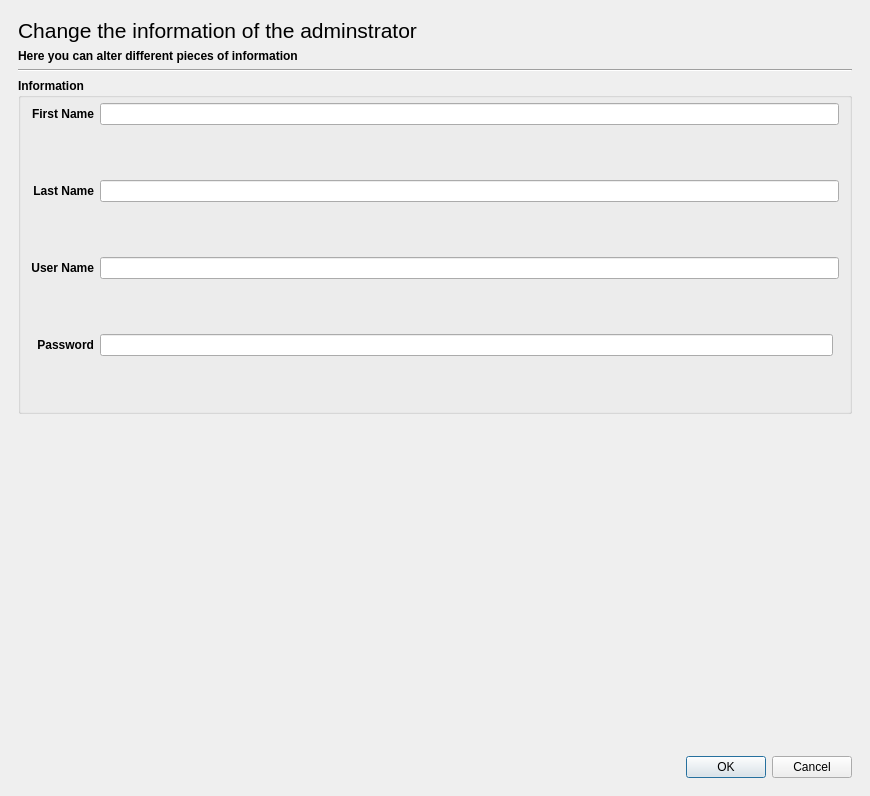
First picture: the form in ui/windows/adminwindow.ui, repository amirmohsen1384/mockingbird, before the edit.
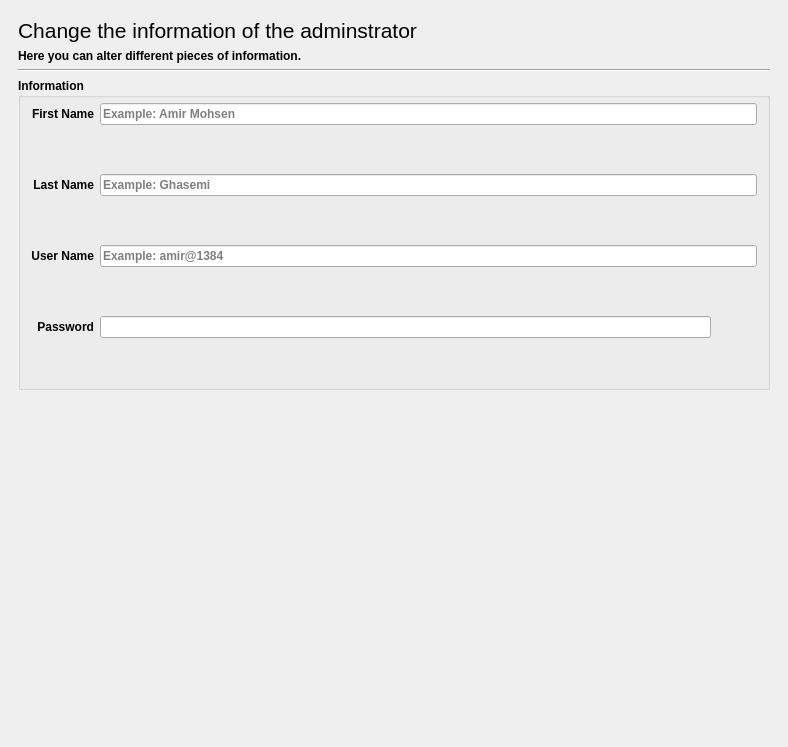
Second picture: the form after the edit. The open tabs and pages were chosen to show the change. Icons and pictures are not drawn.

Commit message: Completed the UI of the admin window

```diff
--- a/ui/windows/adminwindow.ui
+++ b/ui/windows/adminwindow.ui
@@ -6,8 +6,8 @@
    <rect>
     <x>0</x>
     <y>0</y>
-    <width>870</width>
-    <height>796</height>
+    <width>788</width>
+    <height>747</height>
    </rect>
   </property>
   <property name="windowTitle">
@@ -188,11 +188,17 @@
        </layout>
       </widget>
       <widget class="QWidget" name="informationPage">
-       <layout class="QVBoxLayout" name="verticalLayout_2">
-        <item>
-         <layout class="QVBoxLayout" name="informationTitleLayout">
-          <item>
+       <layout class="QGridLayout" name="gridLayout">
+        <item row="1" column="0" colspan="3">
+         <layout class="QGridLayout" name="descriptionLayout">
+          <item row="0" column="0" rowspan="2">
            <widget class="QLabel" name="mainTitle">
+            <property name="sizePolicy">
+             <sizepolicy hsizetype="MinimumExpanding" vsizetype="Fixed">
+              <horstretch>0</horstretch>
+              <verstretch>0</verstretch>
+             </sizepolicy>
+            </property>
             <property name="font">
              <font>
               <pointsize>16</pointsize>
@@ -204,8 +210,14 @@
             </property>
            </widget>
           </item>
-          <item>
+          <item row="2" column="0">
            <widget class="QLabel" name="subtitle">
+            <property name="sizePolicy">
+             <sizepolicy hsizetype="MinimumExpanding" vsizetype="Fixed">
+              <horstretch>0</horstretch>
+              <verstretch>0</verstretch>
+             </sizepolicy>
+            </property>
             <property name="font">
              <font>
               <pointsize>9</pointsize>
@@ -213,20 +225,66 @@
              </font>
             </property>
             <property name="text">
-             <string>Here you can alter different pieces of information</string>
+             <string>Here you can alter different pieces of information.</string>
+            </property>
+           </widget>
+          </item>
+          <item row="0" column="1" rowspan="3">
+           <widget class="QPushButton" name="cancelButton">
+            <property name="toolTip">
+             <string>Go Back</string>
+            </property>
+            <property name="text">
+             <string/>
+            </property>
+            <property name="icon">
+             <iconset resource="../../resources.qrc">
+              <normaloff>:/images/windows/back.png</normaloff>:/images/windows/back.png</iconset>
+            </property>
+            <property name="iconSize">
+             <size>
+              <width>48</width>
+              <height>48</height>
+             </size>
+            </property>
+            <property name="flat">
+             <bool>true</bool>
             </property>
            </widget>
           </item>
          </layout>
         </item>
-        <item>
+        <item row="2" column="0" colspan="3">
          <widget class="Line" name="infoSeparator">
           <property name="orientation">
            <enum>Qt::Orientation::Horizontal</enum>
           </property>
          </widget>
         </item>
-        <item>
+        <item row="5" column="1">
+         <widget class="QPushButton" name="checkButton">
+          <property name="toolTip">
+           <string>Accept</string>
+          </property>
+          <property name="text">
+           <string/>
+          </property>
+          <property name="icon">
+           <iconset resource="../../resources.qrc">
+            <normaloff>:/images/windows/check.png</normaloff>:/images/windows/check.png</iconset>
+          </property>
+          <property name="iconSize">
+           <size>
+            <width>48</width>
+            <height>48</height>
+           </size>
+          </property>
+          <property name="flat">
+           <bool>true</bool>
+          </property>
+         </widget>
+        </item>
+        <item row="3" column="0" colspan="3">
          <widget class="QGroupBox" name="informationLayout">
           <property name="sizePolicy">
            <sizepolicy hsizetype="MinimumExpanding" vsizetype="MinimumExpanding">
@@ -279,6 +337,9 @@
                <verstretch>0</verstretch>
               </sizepolicy>
              </property>
+             <property name="placeholderText">
+              <string>Example: Amir Mohsen</string>
+             </property>
              <property name="clearButtonEnabled">
               <bool>true</bool>
              </property>
@@ -308,6 +369,9 @@
                <verstretch>0</verstretch>
               </sizepolicy>
              </property>
+             <property name="placeholderText">
+              <string>Example: Ghasemi</string>
+             </property>
              <property name="clearButtonEnabled">
               <bool>true</bool>
              </property>
@@ -321,6 +385,9 @@
                <verstretch>0</verstretch>
               </sizepolicy>
              </property>
+             <property name="placeholderText">
+              <string>Example: amir@1384</string>
+             </property>
              <property name="clearButtonEnabled">
               <bool>true</bool>
              </property>
@@ -430,19 +497,74 @@
                <verstretch>0</verstretch>
               </sizepolicy>
              </property>
+             <property name="echoMode">
+              <enum>QLineEdit::EchoMode::Password</enum>
+             </property>
              <property name="clearButtonEnabled">
               <bool>true</bool>
              </property>
             </widget>
            </item>
+           <item row="6" column="2">
+            <widget class="QPushButton" name="showPasswordButton">
+             <property name="toolTip">
+              <string>Show Password</string>
+             </property>
+             <property name="text">
+              <string/>
+             </property>
+             <property name="icon">
+              <iconset resource="../../resources.qrc">
+               <normaloff>:/images/windows/show-password.png</normaloff>:/images/windows/show-password.png</iconset>
+             </property>
+             <property name="iconSize">
+              <size>
+               <width>32</width>
+               <height>32</height>
+              </size>
+             </property>
+             <property name="flat">
+              <bool>true</bool>
+             </property>
+            </widget>
+           </item>
           </layout>
          </widget>
         </item>
-        <item>
-         <spacer name="spacer">
+        <item row="5" column="2">
+         <spacer name="checkRightSpacer">
+          <property name="orientation">
+           <enum>Qt::Orientation::Horizontal</enum>
+          </property>
+          <property name="sizeHint" stdset="0">
+           <size>
+            <width>40</width>
+            <height>20</height>
+           </size>
+          </property>
+         </spacer>
+        </item>
+        <item row="5" column="0">
+         <spacer name="checkLeftSpacer">
+          <property name="orientation">
+           <enum>Qt::Orientation::Horizontal</enum>
+          </property>
+          <property name="sizeHint" stdset="0">
+           <size>
+            <width>40</width>
+            <height>20</height>
+           </size>
+          </property>
+         </spacer>
+        </item>
+        <item row="4" column="0" colspan="3">
+         <spacer name="checkTopSpacer">
           <property name="orientation">
            <enum>Qt::Orientation::Vertical</enum>
           </property>
+          <property name="sizeType">
+           <enum>QSizePolicy::Policy::MinimumExpanding</enum>
+          </property>
           <property name="sizeHint" stdset="0">
            <size>
             <width>20</width>
@@ -451,13 +573,6 @@
           </property>
          </spacer>
         </item>
-        <item>
-         <widget class="QDialogButtonBox" name="controlButton">
-          <property name="standardButtons">
-           <set>QDialogButtonBox::StandardButton::Cancel|QDialogButtonBox::StandardButton::Ok</set>
-          </property>
-         </widget>
-        </item>
        </layout>
       </widget>
      </widget>
```
Left out of the diff: 156 changed lines with no effect on the pictures.
